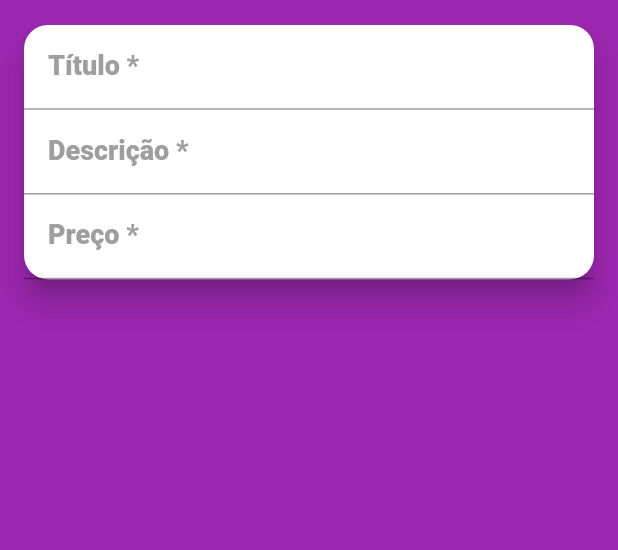
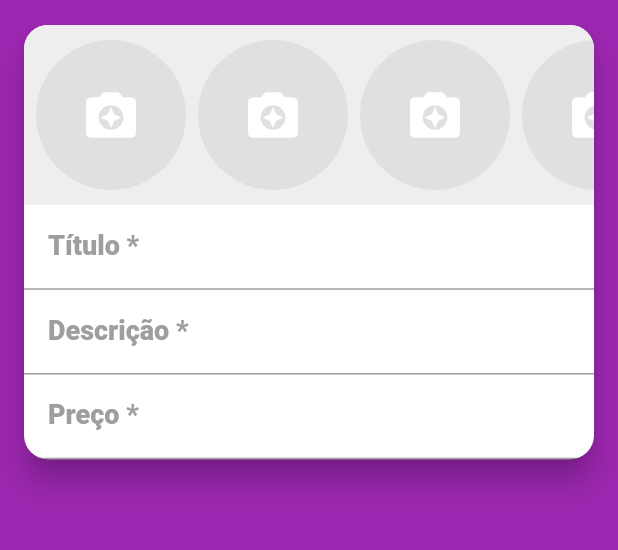
Before and after one commit to Raimundo-Martins/App_XLO, a Flutter app: the screen it shows after launch, swiped to page 2, on a phone screen of 412 x 824 dp, the part 59-609 px from its top. Run offline on Flutter 3.47's test engine with Material 2 defaults, Android fonts, the phone set to English and light mode, and no system bars; our stand-ins replace brasil_fields, flutter_mobx, get_it, mobx, parse_server_sdk; accounts and stored records are empty; generated files the repository leaves out were written again.

```diff
--- /dev/null
+++ b/lib/screens/create/components/images_field.dart
@@ -0,0 +1,42 @@
+import 'dart:io';
+
+import 'package:flutter/cupertino.dart';
+import 'package:flutter/material.dart';
+import 'package:xlo/screens/create/components/image_source_modal.dart';
+
+class ImagesField extends StatelessWidget {
+  @override
+  Widget build(BuildContext context) {
+    return Container(
+      color: Colors.grey[200],
+      height: 120,
+      child: ListView.builder(
+        itemBuilder: (context, index) => Padding(
+          padding: const EdgeInsets.fromLTRB(8, 8, 0, 8),
+          child: GestureDetector(
+            onTap: () {
+              if (Platform.isAndroid)
+                showModalBottomSheet(
+                    context: context, builder: (context) => ImageSourceModal());
+              else
+                showCupertinoModalPopup(
+                    context: context, builder: (context) => ImageSourceModal());
+            },
+            child: CircleAvatar(
+              radius: 50,
+              backgroundColor: Colors.grey[300],
+              child: Column(
+                mainAxisAlignment: MainAxisAlignment.center,
+                children: [
+                  Icon(Icons.camera_enhance, size: 40, color: Colors.white),
+                ],
+              ),
+            ),
+          ),
+        ),
+        itemCount: 5,
+        scrollDirection: Axis.horizontal,
+      ),
+    );
+  }
+}
--- a/lib/screens/create/create_screen.dart
+++ b/lib/screens/create/create_screen.dart
@@ -2,6 +2,7 @@ import 'package:brasil_fields/formatter/real_input_formatter.dart';
 import 'package:flutter/material.dart';
 import 'package:flutter/services.dart';
 import 'package:xlo/components/custom_drawer/custom_drawer.dart';
+import 'package:xlo/screens/create/components/images_field.dart';
 
 class CreateScreen extends StatelessWidget {
   @override
@@ -17,12 +18,14 @@ class CreateScreen extends StatelessWidget {
         centerTitle: true,
       ),
       body: Card(
+        clipBehavior: Clip.antiAlias,
         margin: EdgeInsets.symmetric(horizontal: 16),
         shape: RoundedRectangleBorder(borderRadius: BorderRadius.circular(16)),
         elevation: 8,
         child: Column(
           mainAxisSize: MainAxisSize.min,
           children: [
+            ImagesField(),
             TextFormField(
               decoration: InputDecoration(
                 labelText: 'Título *',
```
Also changed, not shown: lib/screens/create/components/image_source_modal.dart (added, +35 -0 lines).
